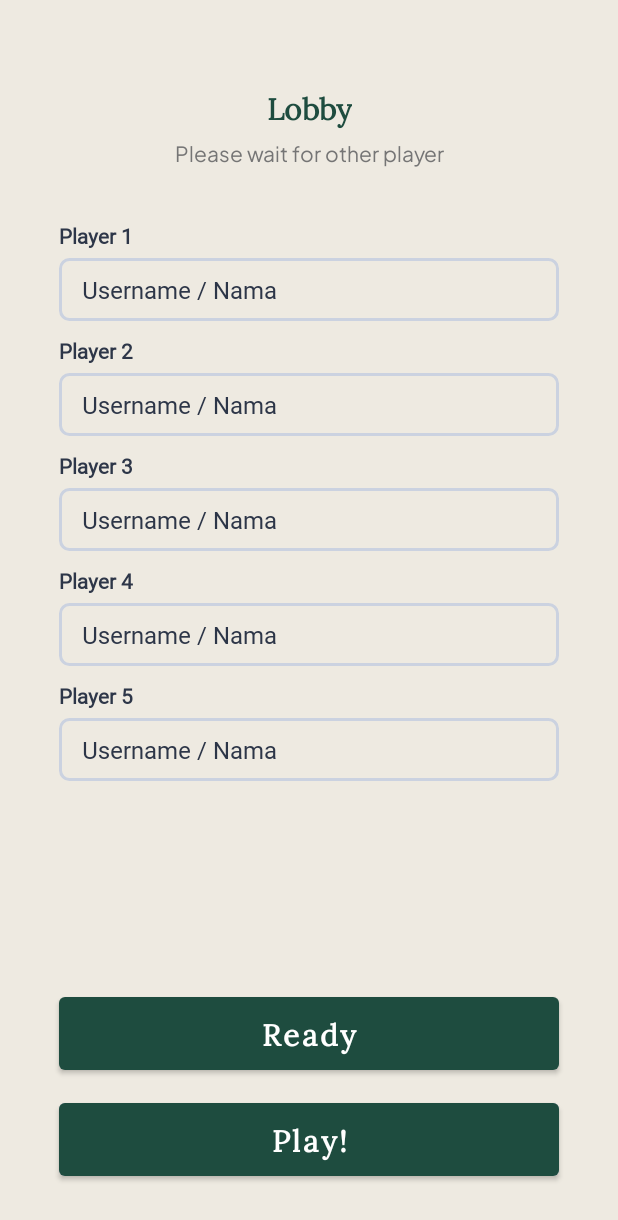
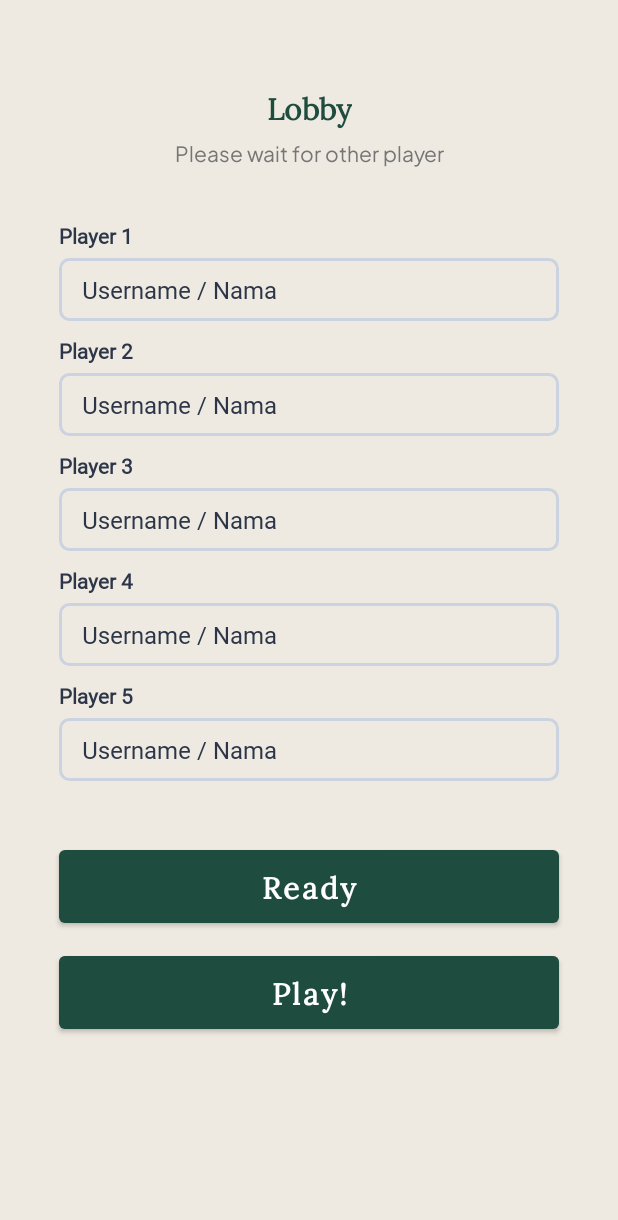
Before and after one commit to niel9537/treasurehuntapp, an Android app: the LobbyGameActivity screen opened directly, with no data from a screen before it, on a phone screen of 412 x 824 dp. Shown: the top 1220 px of the screen. Run offline under Robolectric (Android 15) with nearby library versions, the phone set to English and light mode, and no system bars.

Commit message:
fix games and lobby game layout

```diff
--- a/app/src/main/res/layout/activity_lobby_game.xml
+++ b/app/src/main/res/layout/activity_lobby_game.xml
@@ -1,11 +1,15 @@
 <?xml version="1.0" encoding="utf-8"?>
-<androidx.constraintlayout.widget.ConstraintLayout xmlns:android="http://schemas.android.com/apk/res/android"
+<ScrollView xmlns:android="http://schemas.android.com/apk/res/android"
     xmlns:app="http://schemas.android.com/apk/res-auto"
     xmlns:tools="http://schemas.android.com/tools"
     android:layout_width="match_parent"
     android:layout_height="match_parent"
     android:background="@color/bg_light_yellow"
     tools:context=".LobbyGameActivity">
+
+    <androidx.constraintlayout.widget.ConstraintLayout
+        android:layout_width="match_parent"
+        android:layout_height="wrap_content">
 
         <TextView
             android:id="@+id/lobby_title"
@@ -217,9 +221,11 @@
             android:textAllCaps="false"
             android:textSize="20sp"
             android:textStyle="bold"
+            android:layout_marginTop="40dp"
             app:layout_constraintBottom_toTopOf="@+id/play_game_button"
             app:layout_constraintEnd_toEndOf="parent"
-        app:layout_constraintStart_toStartOf="parent" />
+            app:layout_constraintStart_toStartOf="parent"
+            app:layout_constraintTop_toBottomOf="@+id/name_player5" />
 
         <Button
             android:id="@+id/play_game_button"
@@ -241,3 +247,6 @@
             app:layout_constraintStart_toStartOf="parent" />
 
     </androidx.constraintlayout.widget.ConstraintLayout>
+
+
+</ScrollView>
```
Also changed, not shown: app/src/main/res/layout/fragment_games.xml (+7 -2 lines). Lines whose indentation alone changed are shown as unchanged.
